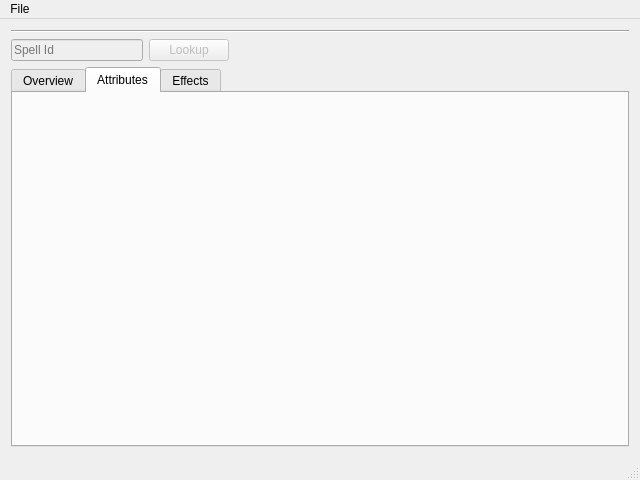
First picture: the form in WoWdbcViewer/mainwindow.ui, repository Gagaro/WoWdbcViewer, before the edit.
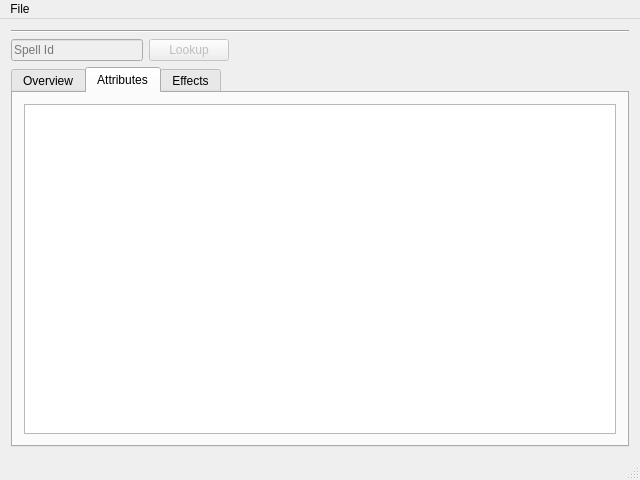
Second picture: the form after the edit. The open tabs and pages were chosen to show the change.

Commit message: Add spell attributes.

```diff
--- a/WoWdbcViewer/mainwindow.ui
+++ b/WoWdbcViewer/mainwindow.ui
@@ -110,7 +110,11 @@
          <attribute name="title">
           <string>Attributes</string>
          </attribute>
-         <layout class="QVBoxLayout" name="verticalLayout_3"/>
+         <layout class="QVBoxLayout" name="verticalLayout_3">
+          <item>
+           <widget class="QListWidget" name="listAttributesDesc"/>
+          </item>
+         </layout>
         </widget>
         <widget class="QWidget" name="tabEffect">
          <attribute name="title">
```
The commit also changes 6 other files.
